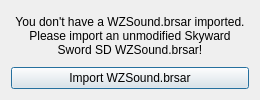
Above: GUI/missing_brsar_dialog.ui from RayStormThunder/wzsound_patcher_instructions before the change. Below: the same form after it.
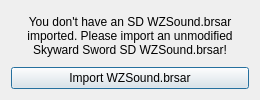
That is the form after the change.

```diff
--- a/GUI/missing_brsar_dialog.ui
+++ b/GUI/missing_brsar_dialog.ui
@@ -17,7 +17,7 @@
    <item>
     <widget class="QLabel" name="label_error">
      <property name="text">
-      <string>You don't have a WZSound.brsar imported. Please import an unmodified Skyward Sword SD WZSound.brsar!</string>
+      <string>You don't have an SD WZSound.brsar imported. Please import an unmodified Skyward Sword SD WZSound.brsar!</string>
      </property>
      <property name="alignment">
       <set>Qt::AlignmentFlag::AlignCenter</set>
```
